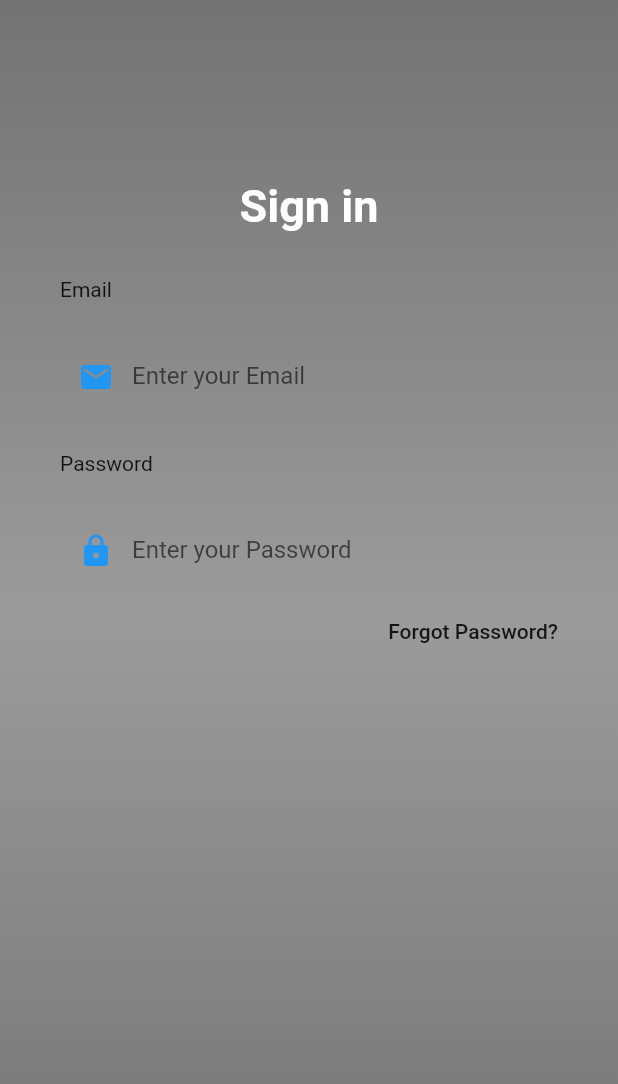
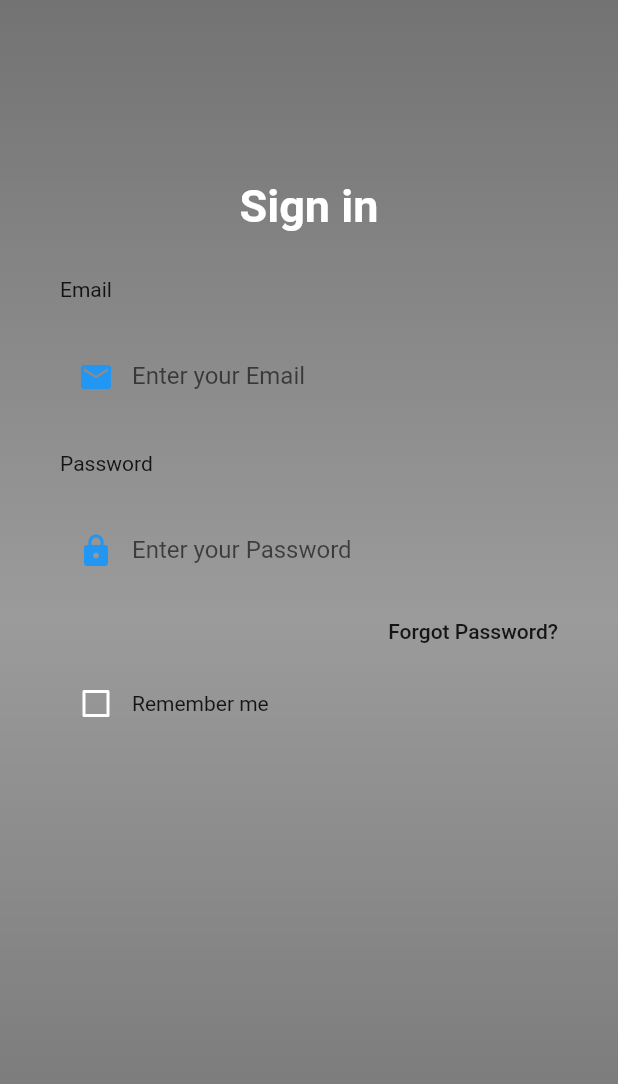
Before and after one commit to MohammadHuseyn/Reddit-SBU, a Flutter app: the screen it shows after launch, on a phone screen of 412 x 824 dp. Shown: the top 1084 px of the screen. Run offline on Flutter 3.47's test engine with Material 2 defaults, Android fonts, the light colour scheme and no system bars; missing offline and left inert: dart:html; Roboto replaces fonts that are missing (Ooohbaby).

Commit message:
RemeberMe chekBox created

```diff
--- a/lib/Authentication/signup.dart
+++ b/lib/Authentication/signup.dart
@@ -9,6 +9,11 @@ class Signuppage extends StatefulWidget {
   State<Signuppage> createState() => _SignuppageState();
 }
 
+
+
+
+class _SignuppageState extends State<Signuppage> {
+  bool rememberMe = false;
   Widget _Passwordbox() {
     return Column(
       crossAxisAlignment: CrossAxisAlignment.start,
@@ -77,8 +82,28 @@ Widget _ForgotPassword(){
       ),
     );
   }
-
-class _SignuppageState extends State<Signuppage> {
+  Widget _rememberMeBox(){
+    return Container(
+      child: Row(
+        children: <Widget>[
+          Theme(
+            data: ThemeData(unselectedWidgetColor: Colors.white),
+            child: Checkbox(
+              value: rememberMe,
+              checkColor: Colors.indigo,
+              activeColor: Colors.white,
+              onChanged: (value){
+                setState(() {
+                  rememberMe = value;
+                });
+              },
+            ),
+          ),
+          Text('Remember me'),
+        ],
+      ),
+    );
+  }
   @override
   Widget build(BuildContext context) {
     return Scaffold(
@@ -120,6 +145,7 @@ class _SignuppageState extends State<Signuppage> {
                   _Mailbox(),
                   _Passwordbox(),
                   _ForgotPassword(),
+                  _rememberMeBox(),
                 ],
               ),
             ),
```
Lines whose indentation alone changed are shown as unchanged.
